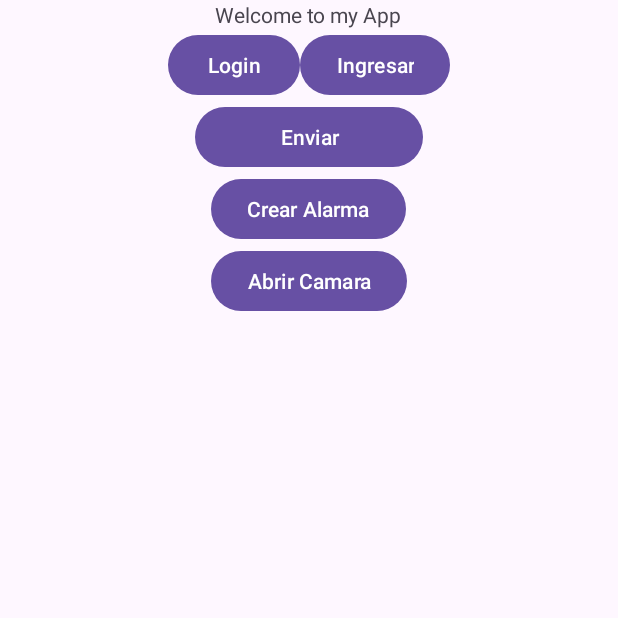
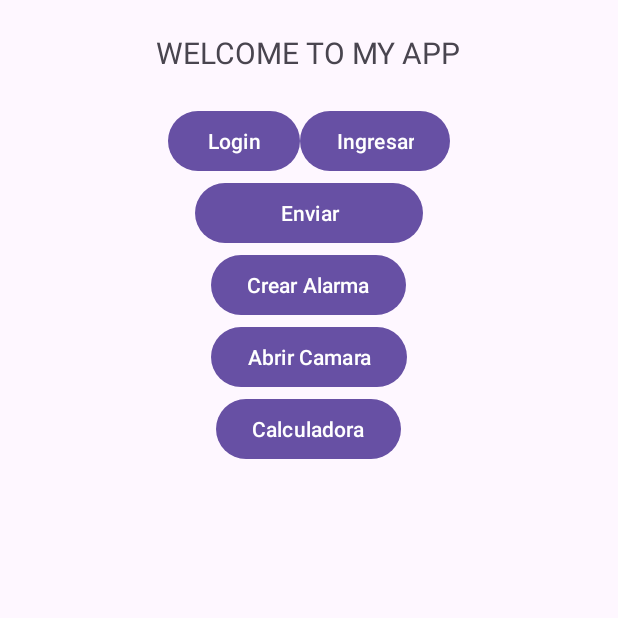
Before and after one commit to AndresZapataPascual/AppSegClas, an Android app: the screen it shows after launch (MainActivity), on a phone screen of 412 x 824 dp, the top half of it. Run offline under Robolectric (Android 15) with nearby library versions, the phone set to English and light mode, and no system bars.

Commit message:
Pantalla para calculadora
pequeños cambios visuales y creación de nueva pantalla: calculadora

```diff
--- a/app/src/main/java/com/andreszapata/appsegclas/MainActivity.java
+++ b/app/src/main/java/com/andreszapata/appsegclas/MainActivity.java
@@ -18,7 +18,7 @@ import android.content.Intent;
 public class MainActivity extends AppCompatActivity {
 
     TextView nombreUsuario;
-    Button btn1,btn2, Send, Alarma,Camara;
+    Button btn1,btn2, Send, Alarma,Camara, calculadora;
     String Tag = "Prueba";
 
     @Override
@@ -32,6 +32,7 @@ public class MainActivity extends AppCompatActivity {
         Send =findViewById(R.id.btnSend);
         Alarma = findViewById(R.id.Alarma);
         Camara = findViewById(R.id.Camara);
+        calculadora = findViewById(R.id.calculadora);
 
 
         btn1.setOnClickListener(new View.OnClickListener() {
@@ -66,6 +67,14 @@ public class MainActivity extends AppCompatActivity {
             @Override
             public void onClick(View view) {
                 dispatchTakePictureIntent();
+            }
+        });
+
+        calculadora.setOnClickListener(new View.OnClickListener() {
+            @Override
+            public void onClick(View view) {
+                Intent abrircalculadora = new Intent(MainActivity.this, calculadora.class);
+                startActivity(abrircalculadora);
             }
         });
     }
--- a/app/src/main/res/layout/activity_main.xml
+++ b/app/src/main/res/layout/activity_main.xml
@@ -14,12 +14,12 @@
         android:orientation="vertical"
         android:layout_gravity="center">
 
-
-
         <TextView
-            android:layout_width="wrap_content"
-            android:layout_height="wrap_content"
+            android:gravity="center"
+            android:layout_width="match_parent"
+            android:layout_height="70dp"
             android:id="@+id/usuario"
+            android:textSize="20dp"
             android:text="@string/user"/>
     </LinearLayout>
 
@@ -78,5 +78,14 @@
 
 
         </Button>
+
+        <Button
+            android:layout_width="wrap_content"
+            android:layout_height="wrap_content"
+            android:layout_gravity="center"
+            android:id="@+id/calculadora"
+            android:text="@string/btncalculadora">
+
+        </Button>
     </LinearLayout>
 </LinearLayout>
--- a/app/src/main/res/values/strings.xml
+++ b/app/src/main/res/values/strings.xml
@@ -1,6 +1,6 @@
 <resources>
     <string name="app_name">App SegClas</string>
-    <string name="user">Welcome to my App</string>
+    <string name="user">WELCOME TO MY APP</string>
     <string name="btn1">Login</string>
     <string name="btn2">Ingresar</string>
     <string name="Alarma">Crear Alarma</string>
@@ -15,4 +15,8 @@
     <string name="invalid_username">Not a valid username</string>
     <string name="invalid_password">Password must be >5 characters</string>
     <string name="login_failed">"Login failed"</string>
+    <string name="titulo">CALCULADORA</string>
+    <string name="texto1">Numero: </string>
+    <string name="textobase">Ingrese el numero</string>
+    <string name="btncalculadora">Calculadora</string>
 </resources>
```
Also changed, not shown: app/src/main/java/com/andreszapata/appsegclas/calculadora.java (added, +47 -0 lines), app/src/main/res/layout/calculadora.xml (added, +46 -0 lines).
